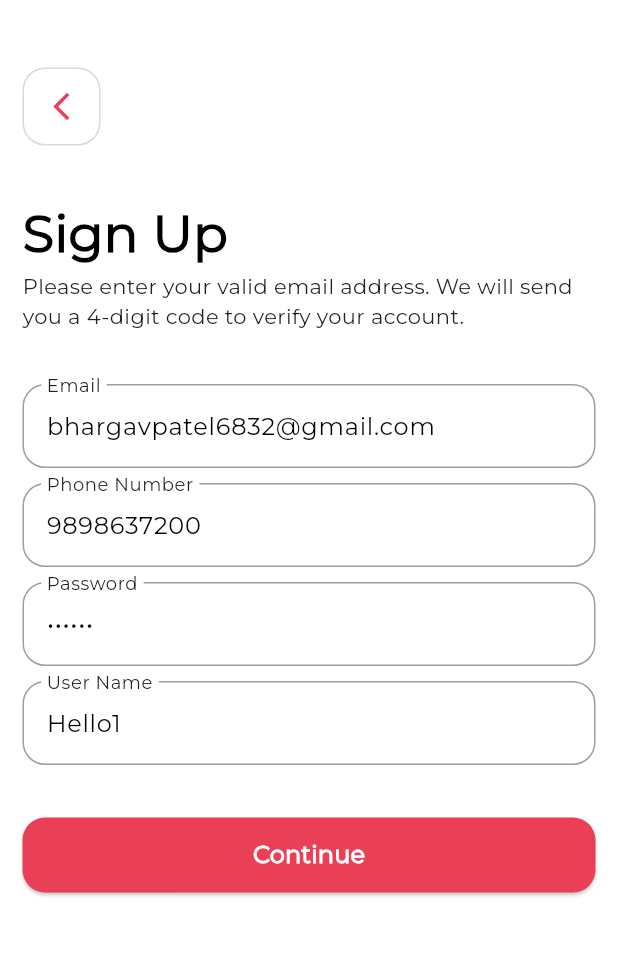
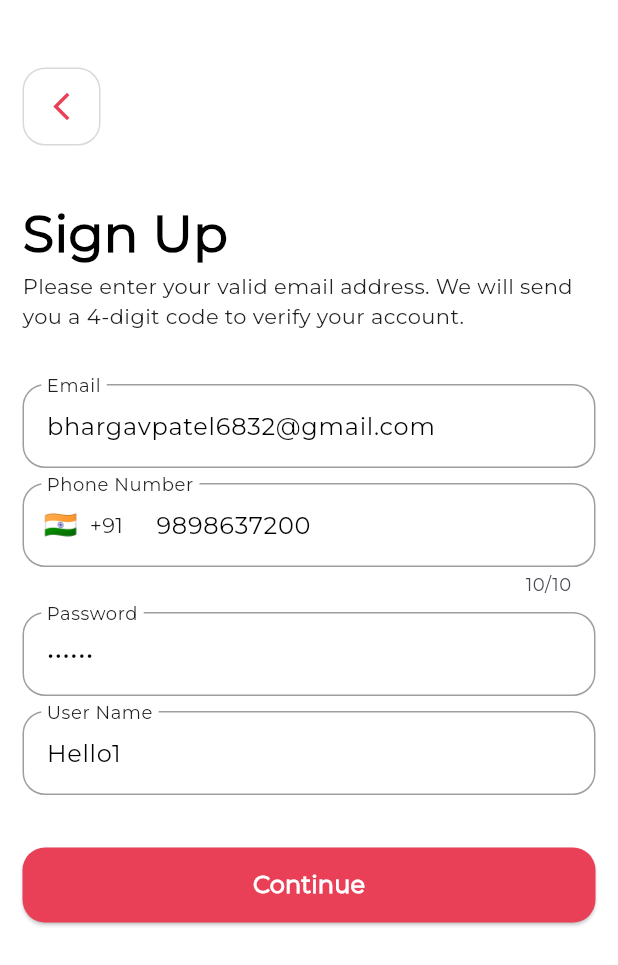
Before and after one commit to bhargav0147/dating_app, a Flutter app: the SignupView screen opened by its route, on a phone screen of 412 x 824 dp. Shown: the top 965 px of the screen. Run offline on Flutter 3.47's test engine with Material 3 defaults, Android fonts, the phone set to English and light mode, and no system bars; drawn by our look-alikes of intl_phone_field; our stand-ins replace cached_network_image, card_swiper, carousel_slider, chewie, flutter_card_swiper, flutter_contacts and 9 more; missing offline and left inert: pro_image_editor; accounts and stored records are empty; network calls fail.

Commit message:
add phone filed

```diff
--- a/lib/app/modules/signup/signup_view.dart
+++ b/lib/app/modules/signup/signup_view.dart
@@ -13,6 +13,9 @@ import 'package:dating_app/app/widgets/custom_text.dart';
 import 'package:dating_app/app/widgets/custom_textfiled.dart';
 import 'package:flutter/material.dart';
 import 'package:get/get.dart';
+import 'package:intl_phone_field/phone_number.dart';
+
+import '../../widgets/custom_phone_textfiled.dart';
 
 class SignupView extends StatelessWidget {
   const SignupView({super.key});
@@ -27,6 +30,7 @@ class SignupView extends StatelessWidget {
         TextEditingController(text: '9898637200');
     TextEditingController txtPassword = TextEditingController(text: '123456');
     TextEditingController txtUserName = TextEditingController(text: 'Hello1');
+
     return Scaffold(
       backgroundColor: AppColors.white,
       body: Form(
@@ -65,13 +69,9 @@ class SignupView extends StatelessWidget {
                 },
               ),
               SizedBoxHelper.h10,
-              CustomTextField(
+              CustomPhoneTextField(
                 hintText: 'Phone Number',
                 controller: txtPhoneNumber,
-                keyboardType: TextInputType.number,
-                validator: (value) {
-                  return Validators.phoneValidator(value);
-                },
               ),
               SizedBoxHelper.h10,
               CustomTextField(
@@ -98,14 +98,15 @@ class SignupView extends StatelessWidget {
                   label: 'Continue',
                   isLoading: signupController.isButtonLoading.value,
                   onPressed: () {
-                    if (formKey.currentState!.validate()) {
-                      signupController.signUp(
-                          email: txtEmail.text,
-                          password: txtPassword.text,
-                          userName: txtUserName.text,
-                          phoneNumber: txtPhoneNumber.text,
-                          context: context);
-                    }
+                    print(txtPhoneNumber.text);
+                    // if (formKey.currentState!.validate()) {
+                    //   signupController.signUp(
+                    //       email: txtEmail.text,
+                    //       password: txtPassword.text,
+                    //       userName: txtUserName.text,
+                    //       phoneNumber: txtPhoneNumber.text,
+                    //       context: context);
+                    // }
                   },
                 ),
               )
--- /dev/null
+++ b/lib/app/widgets/custom_phone_textfiled.dart
@@ -0,0 +1,70 @@
+import 'package:dating_app/app/modules/home/home_controller.dart';
+import 'package:flutter/material.dart';
+import 'package:intl_phone_field/intl_phone_field.dart';
+import '../theme/colors.dart';
+import '../theme/fonts.dart'; // Make sure AppColors is imported correctly.
+
+class CustomPhoneTextField extends StatelessWidget {
+  final String hintText;
+  final Color cursorColor;
+  final Color borderColor;
+  final Color focusedBorderColor;
+  final Color errorBorderColor;
+  final bool useHintText;
+  final double borderRadius;
+  final Color leadingIconColor;
+  final TextEditingController? controller;
+  final TextStyle? textStyle;
+  final String? Function(String?)? validator;
+
+  const CustomPhoneTextField({
+    super.key,
+    required this.hintText,
+    this.borderColor = AppColors.grey,
+    this.focusedBorderColor = AppColors.primary,
+    this.errorBorderColor = AppColors.red,
+    this.cursorColor = AppColors.black,
+    this.borderRadius = 15,
+    this.leadingIconColor = AppColors.black,
+    this.controller,
+    this.textStyle,
+    this.useHintText = false,
+    this.validator,
+  });
+
+  @override
+  Widget build(BuildContext context) {
+    return IntlPhoneField(
+      controller: controller,
+      showDropdownIcon: false,
+      flagsButtonPadding: const EdgeInsets.symmetric(horizontal: 10),
+      cursorColor: cursorColor,
+      keyboardType: TextInputType.number,
+      initialCountryCode: 'IN',
+      autovalidateMode: AutovalidateMode.onUnfocus,
+      style: textStyle ?? AppFonts.medium.copyWith(color: AppColors.black),
+      decoration: InputDecoration(
+        hintText: useHintText ? hintText : null,
+        labelText: useHintText ? null : hintText,
+        labelStyle: TextStyle(color: AppColors.grey.shade900),
+        hintStyle: TextStyle(color: AppColors.grey.shade600),
+        enabledBorder: OutlineInputBorder(
+          borderRadius: BorderRadius.circular(borderRadius),
+          borderSide: BorderSide(color: borderColor, width: 1),
+        ),
+        focusedBorder: OutlineInputBorder(
+          borderRadius: BorderRadius.circular(borderRadius),
+          borderSide: BorderSide(color: focusedBorderColor, width: 1),
+        ),
+        errorBorder: OutlineInputBorder(
+          borderRadius: BorderRadius.circular(borderRadius),
+          borderSide: BorderSide(color: errorBorderColor, width: 1),
+        ),
+        focusedErrorBorder: OutlineInputBorder(
+          borderRadius: BorderRadius.circular(borderRadius),
+          borderSide: BorderSide(color: errorBorderColor, width: 1),
+        ),
+      ),
+    );
+  }
+}
--- a/pubspec.yaml
+++ b/pubspec.yaml
@@ -55,6 +55,7 @@ dependencies:
   path: ^1.9.0
   http: ^1.2.2
   shared_preferences: ^2.3.3
+  intl_phone_field: ^3.2.0
 
 dev_dependencies:
   flutter_test:
```
Also changed, not shown: pubspec.lock, 1 other file.
